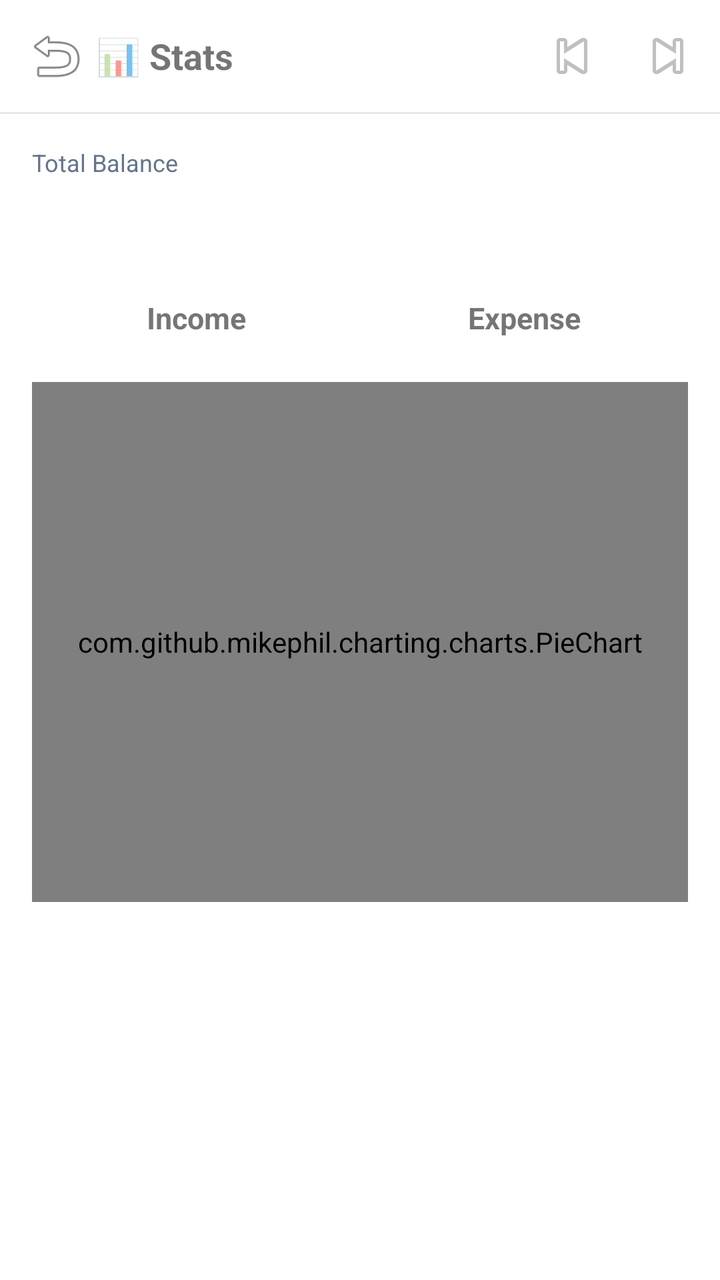
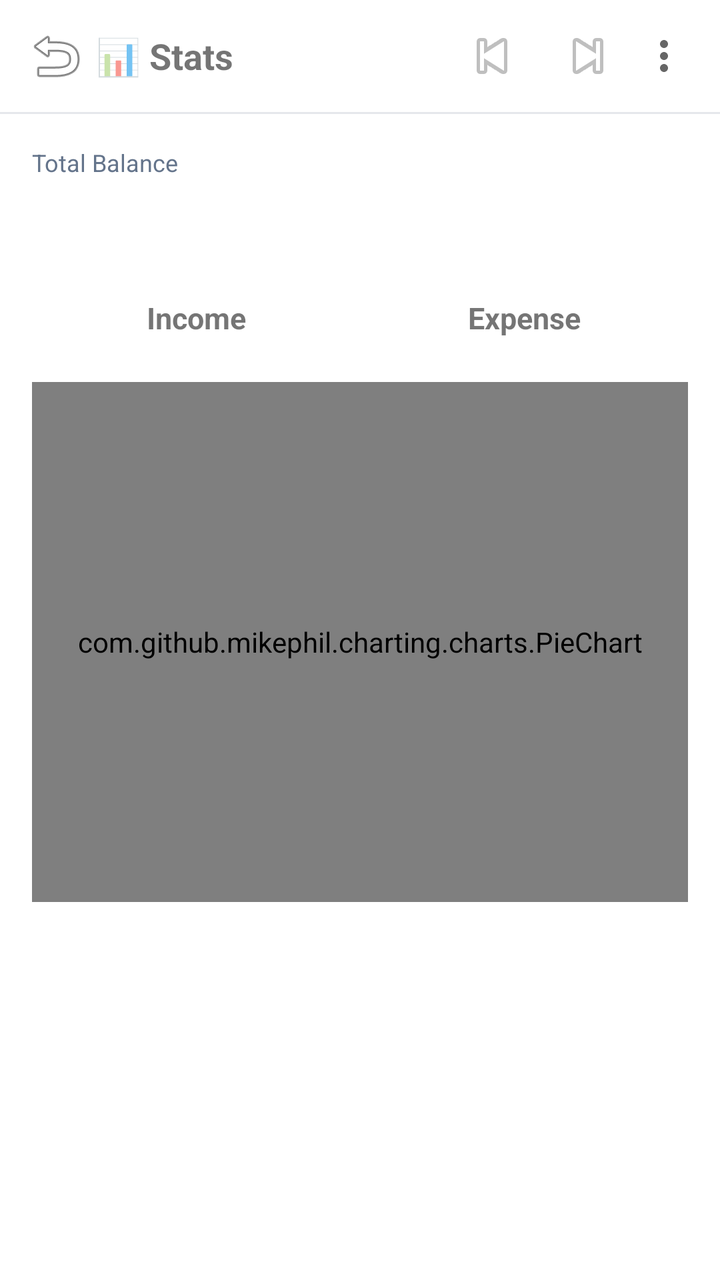

Before-and-after screenshots of an Android layout around one commit, followed by the original layout XML and the change that was made.
<!-- AndroidManifest.xml: application theme Theme.ExpenseOS -->
<!-- res/layout/activity_stats.xml -->
<?xml version="1.0" encoding="utf-8"?>
<LinearLayout xmlns:android="http://schemas.android.com/apk/res/android"
    android:layout_width="match_parent"
    android:layout_height="match_parent"
    android:orientation="vertical"
    android:background="@android:color/white">

    
    <LinearLayout
        android:layout_width="match_parent"
        android:layout_height="56dp"
        android:gravity="center_vertical"
        android:orientation="horizontal"
        android:paddingHorizontal="8dp">

        <ImageButton
            android:id="@+id/btnStatsBack"
            android:layout_width="40dp"
            android:layout_height="40dp"
            android:background="?attr/selectableItemBackgroundBorderless"
            android:src="@android:drawable/ic_menu_revert" />

        <TextView
            android:layout_width="0dp"
            android:layout_height="wrap_content"
            android:layout_weight="1"
            android:text="📊 Stats"
            android:textSize="18sp"
            android:textStyle="bold" />

        <ImageButton
            android:id="@+id/btnPrevMonth"
            android:layout_width="36dp"
            android:layout_height="36dp"
            android:background="?attr/selectableItemBackgroundBorderless"
            android:src="@android:drawable/ic_media_previous" />

        <TextView
            android:id="@+id/tvStatsMonth"
            android:layout_width="wrap_content"
            android:layout_height="wrap_content"
            android:textSize="16sp"
            android:textStyle="bold"
            android:paddingHorizontal="6dp" />

        <ImageButton
            android:id="@+id/btnNextMonth"
            android:layout_width="36dp"
            android:layout_height="36dp"
            android:background="?attr/selectableItemBackgroundBorderless"
            android:src="@android:drawable/ic_media_next" />
    </LinearLayout>

    <View
        android:layout_width="match_parent"
        android:layout_height="1dp"
        android:background="#E5E7EB" />

    
    <LinearLayout
        android:id="@+id/llStatsFilters"
        android:layout_width="match_parent"
        android:layout_height="wrap_content"
        android:orientation="horizontal"
        android:padding="12dp"
        android:visibility="gone">

        <Spinner
            android:id="@+id/spSeriesFilter"
            android:layout_width="0dp"
            android:layout_height="42dp"
            android:layout_marginEnd="8dp"
            android:layout_weight="1"
            android:background="@drawable/bg_input_box"
            android:paddingHorizontal="10dp" />

        <Spinner
            android:id="@+id/spBookFilter"
            android:layout_width="0dp"
            android:layout_height="42dp"
            android:layout_weight="1"
            android:background="@drawable/bg_input_box"
            android:paddingHorizontal="10dp" />
    </LinearLayout>

    <ScrollView
        android:layout_width="match_parent"
        android:layout_height="match_parent">

        <LinearLayout
            android:layout_width="match_parent"
            android:layout_height="wrap_content"
            android:orientation="vertical"
            android:padding="16dp">

            <TextView
                android:layout_width="wrap_content"
                android:layout_height="wrap_content"
                android:text="Total Balance"
                android:textColor="@color/text_muted"
                android:textSize="12sp" />

            <TextView
                android:id="@+id/tvStatsTotal"
                android:layout_width="wrap_content"
                android:layout_height="wrap_content"
                android:textSize="28sp"
                android:textStyle="bold"
                android:layout_marginBottom="12dp" />

            
            <LinearLayout
                android:layout_width="match_parent"
                android:layout_height="wrap_content"
                android:orientation="horizontal"
                android:layout_marginBottom="12dp">

                <TextView
                    android:id="@+id/tabIncome"
                    android:layout_width="0dp"
                    android:layout_height="wrap_content"
                    android:layout_weight="1"
                    android:gravity="center"
                    android:padding="10dp"
                    android:text="Income"
                    android:textSize="15sp"
                    android:textStyle="bold" />

                <TextView
                    android:id="@+id/tabExpense"
                    android:layout_width="0dp"
                    android:layout_height="wrap_content"
                    android:layout_weight="1"
                    android:gravity="center"
                    android:padding="10dp"
                    android:text="Expense"
                    android:textSize="15sp"
                    android:textStyle="bold" />
            </LinearLayout>

            <TextView
                android:id="@+id/tvStatsEmpty"
                android:layout_width="match_parent"
                android:layout_height="wrap_content"
                android:gravity="center"
                android:padding="24dp"
                android:textColor="@color/text_muted"
                android:visibility="gone" />

            <com.github.mikephil.charting.charts.PieChart
                android:id="@+id/pieStats"
                android:layout_width="match_parent"
                android:layout_height="260dp"
                android:layout_marginBottom="8dp" />

            <androidx.recyclerview.widget.RecyclerView
                android:id="@+id/rvStatsCategories"
                android:layout_width="match_parent"
                android:layout_height="wrap_content"
                android:nestedScrollingEnabled="false" />
        </LinearLayout>
    </ScrollView>
</LinearLayout>
<!-- resources referenced by this layout -->
<resources>
  <color name="text_muted">#64748B</color>
  <!-- drawable bg_input_box (drawable) -->
  <?xml version="1.0" encoding="utf-8"?>
  <shape xmlns:android="http://schemas.android.com/apk/res/android"
      android:shape="rectangle">
      <corners android:radius="8dp" />
      <stroke
          android:width="1dp"
          android:color="@color/border" />
      <solid android:color="@color/bg_card" />
  </shape>
  <style name="Theme.ExpenseOS" parent="Theme.MaterialComponents.Light.NoActionBar">
          <item name="colorPrimary">@color/primary</item>
          <item name="colorPrimaryDark">@color/primary_dark</item>
          <item name="colorAccent">@color/primary</item>
          <item name="android:windowBackground">@color/bg</item>
          <item name="android:fontFamily">sans-serif</item>
          <item name="android:statusBarColor">@color/primary_dark</item>
      </style>
  <color name="border">#E2E8F0</color>
  <color name="bg_card">#FFFFFF</color>
  <color name="primary">#2563EB</color>
  <color name="primary_dark">#1D4ED8</color>
  <color name="bg">#F8FAFC</color>
</resources>

<!-- the commit's change to res/layout/activity_stats.xml (unified diff, before → after) -->
@@ -49,6 +49,14 @@
             android:layout_height="36dp"
             android:background="?attr/selectableItemBackgroundBorderless"
             android:src="@android:drawable/ic_media_next" />
+
+        <ImageButton
+            android:id="@+id/btnStatsMenu"
+            android:layout_width="40dp"
+            android:layout_height="40dp"
+            android:background="?attr/selectableItemBackgroundBorderless"
+            android:contentDescription="Export"
+            android:src="@drawable/ic_more_vert" />
     </LinearLayout>
 
     <View
<!-- resource entries referenced after the edit -->
@@ -11,6 +11,18 @@
           android:color="@color/border" />
       <solid android:color="@color/bg_card" />
   </shape>
+  <!-- drawable ic_more_vert (drawable) -->
+  <?xml version="1.0" encoding="utf-8"?>
+  <vector xmlns:android="http://schemas.android.com/apk/res/android"
+      android:width="24dp"
+      android:height="24dp"
+      android:viewportWidth="24"
+      android:viewportHeight="24"
+      android:tint="?attr/colorControlNormal">
+      <path
+          android:fillColor="#000000"
+          android:pathData="M12,8c1.1,0 2,-0.9 2,-2s-0.9,-2 -2,-2 -2,0.9 -2,2 0.9,2 2,2zM12,10c-1.1,0 -2,0.9 -2,2s0.9,2 2,2 2,-0.9 2,-2 -0.9,-2 -2,-2zM12,16c-1.1,0 -2,0.9 -2,2s0.9,2 2,2 2,-0.9 2,-2 -0.9,-2 -2,-2z" />
+  </vector>
   <style name="Theme.ExpenseOS" parent="Theme.MaterialComponents.Light.NoActionBar">
           <item name="colorPrimary">@color/primary</item>
           <item name="colorPrimaryDark">@color/primary_dark</item>
